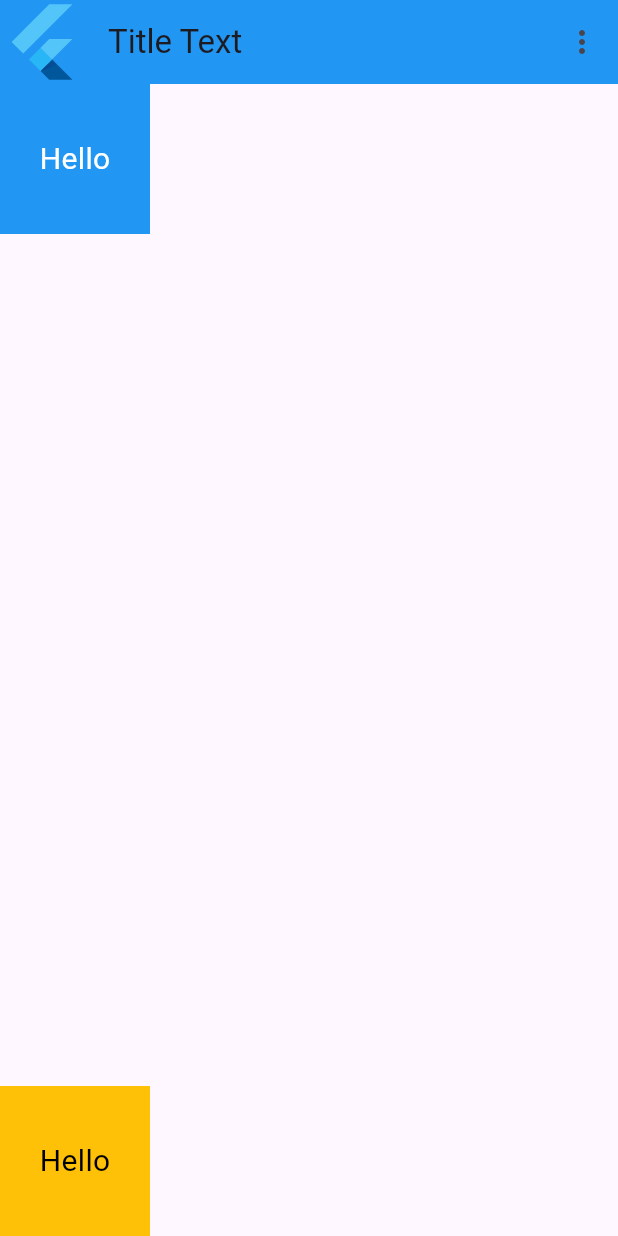
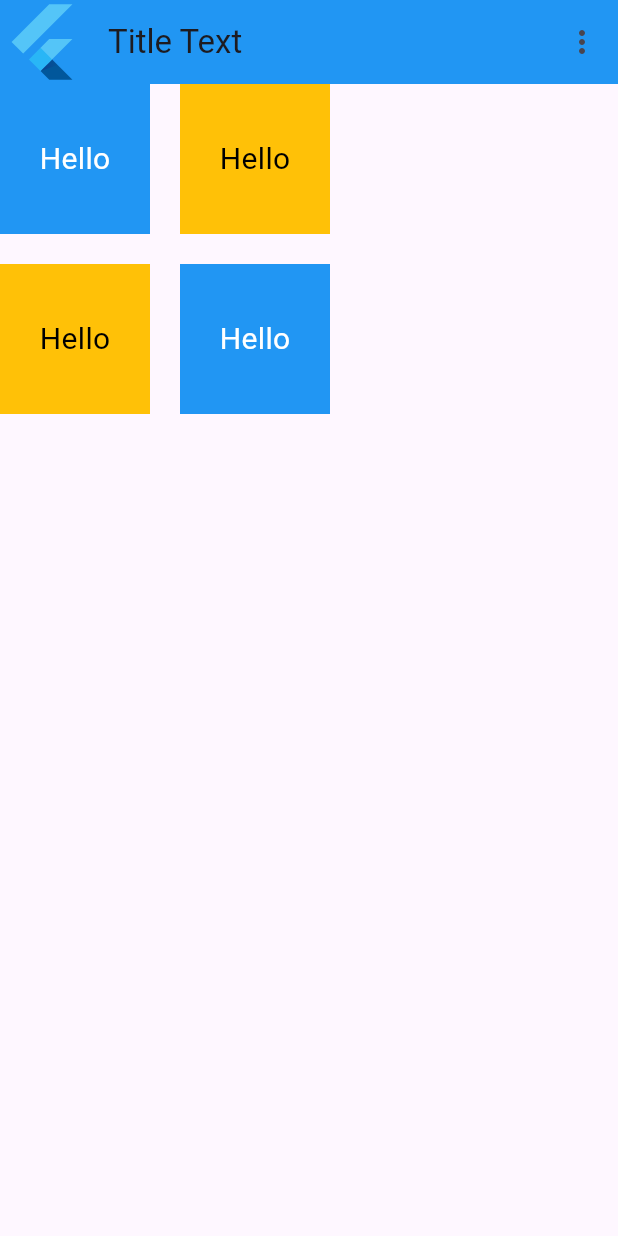
Before and after one commit to abdulahrudisoru/basic_flutter_exercises, a Flutter app: the screen it shows after launch, on a phone screen of 412 x 824 dp. Run offline on Flutter 3.47's test engine with Material 3 defaults, Android fonts, the phone set to English and light mode, and no system bars.

Commit message:
Question 012

```diff
--- a/lib/main.dart
+++ b/lib/main.dart
@@ -9,6 +9,7 @@ import 'package:basic_flutter_exercises/questions/question_008.dart';
 import 'package:basic_flutter_exercises/questions/question_009.dart';
 import 'package:basic_flutter_exercises/questions/question_010.dart';
 import 'package:basic_flutter_exercises/questions/question_011.dart';
+import 'package:basic_flutter_exercises/questions/question_012.dart';
 import 'package:flutter/material.dart';
 
 void main() {
@@ -30,6 +31,7 @@ class MyApp extends StatelessWidget {
     // return Question008();
     // return Question009();
     // return Question010();
-    return Question011();
+    // return Question011();
+    return Question012();
   }
 }
--- /dev/null
+++ b/lib/questions/question_012.dart
@@ -0,0 +1,100 @@
+import 'package:flutter/material.dart';
+
+class Question012 extends StatelessWidget {
+  const Question012({super.key});
+
+  @override
+  Widget build(BuildContext context) {
+    return MaterialApp(
+      debugShowCheckedModeBanner: false,
+      home: Scaffold(
+        appBar: AppBar(
+          backgroundColor: Colors.blue,
+          centerTitle: false,
+          title: Text("Title Text"),
+          leading: FlutterLogo(),
+          actions: [
+            IconButton(
+                onPressed: () {
+                  print("Click");
+                },
+                icon: Icon(Icons.more_vert)),
+          ],
+        ),
+        body: Column(
+          children: [
+            Row(
+              children: [
+                Container(
+                  width: 100,
+                  height: 100,
+                  decoration: BoxDecoration(
+                    color: Colors.blue,
+                  ),
+                  child: Center(
+                    child: Text(
+                      "Hello",
+                      style: TextStyle(fontSize: 20, color: Colors.white),
+                    ),
+                  ),
+                ),
+                SizedBox(
+                  width: 20,
+                ),
+                Container(
+                  width: 100,
+                  height: 100,
+                  decoration: BoxDecoration(
+                    color: Colors.amber,
+                  ),
+                  child: Center(
+                    child: Text(
+                      "Hello",
+                      style: TextStyle(fontSize: 20, color: Colors.black),
+                    ),
+                  ),
+                ),
+              ],
+            ),
+            SizedBox(
+              height: 20,
+            ),
+            Row(
+              children: [
+                Container(
+                  width: 100,
+                  height: 100,
+                  decoration: BoxDecoration(
+                    color: Colors.amber,
+                  ),
+                  child: Center(
+                    child: Text(
+                      "Hello",
+                      style: TextStyle(fontSize: 20, color: Colors.black),
+                    ),
+                  ),
+                ),
+                SizedBox(
+                  width: 20,
+                ),
+                Container(
+                  width: 100,
+                  height: 100,
+                  decoration: BoxDecoration(
+                    color: Colors.blue,
+                  ),
+                  child: Center(
+                    child: Text(
+                      "Hello",
+                      style: TextStyle(fontSize: 20, color: Colors.white),
+                    ),
+                  ),
+                ),
+              ],
+            ),
+          ],
+        ),
+      ),
+    );
+  }
+}
```
